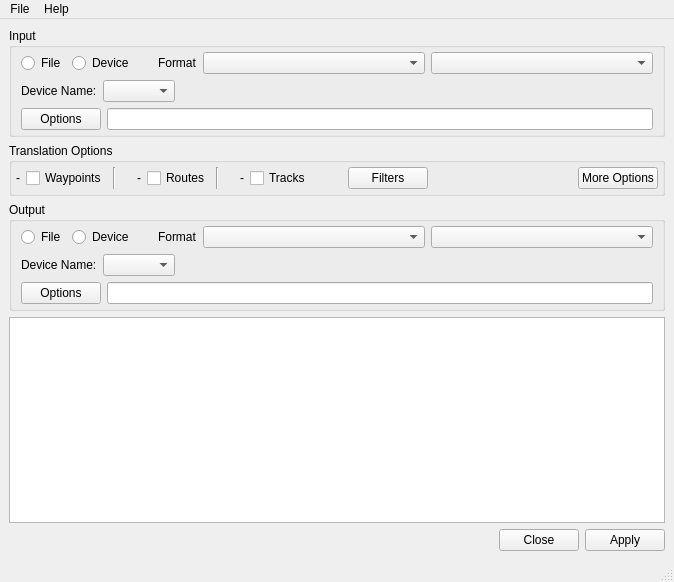
Old version of the form gpsbabel/gui/mainwinui.ui in the repository bzed/pkg-gpsbabel.
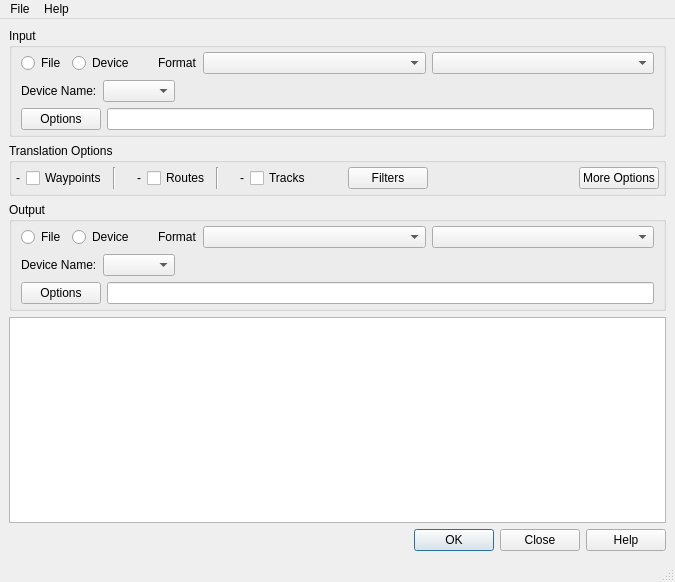
New version of the form. Icons and pictures are not drawn.

Patch:
```diff
--- a/gpsbabel/gui/mainwinui.ui
+++ b/gpsbabel/gui/mainwinui.ui
@@ -6,7 +6,7 @@
    <rect>
     <x>0</x>
     <y>0</y>
-    <width>674</width>
+    <width>675</width>
     <height>582</height>
    </rect>
   </property>
@@ -205,7 +205,17 @@
           </widget>
          </item>
          <item>
-          <widget class="QLineEdit" name="inputOptionsText"/>
+          <widget class="QLineEdit" name="inputOptionsText">
+           <property name="enabled">
+            <bool>true</bool>
+           </property>
+           <property name="sizePolicy">
+            <sizepolicy hsizetype="Expanding" vsizetype="Expanding">
+             <horstretch>0</horstretch>
+             <verstretch>0</verstretch>
+            </sizepolicy>
+           </property>
+          </widget>
          </item>
         </layout>
        </item>
@@ -612,7 +622,7 @@
        <string/>
       </property>
       <property name="standardButtons">
-       <set>QDialogButtonBox::Apply|QDialogButtonBox::Close</set>
+       <set>QDialogButtonBox::Close|QDialogButtonBox::Help|QDialogButtonBox::Ok</set>
       </property>
      </widget>
     </item>
@@ -623,7 +633,7 @@
     <rect>
      <x>0</x>
      <y>0</y>
-     <width>674</width>
+     <width>675</width>
      <height>22</height>
     </rect>
    </property>
```
